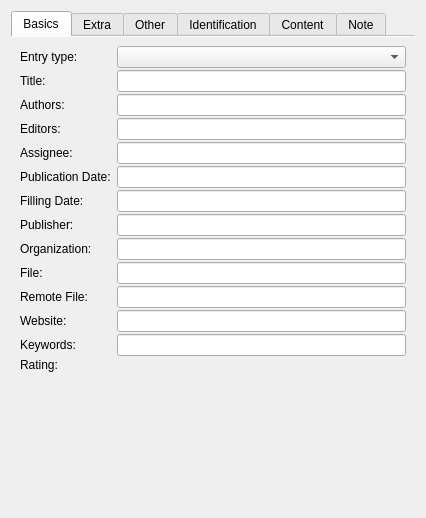
Above: src/mainui/sidebar/publicationwidget.ui from KDE/conquirere before the change. Below: the same form after it.
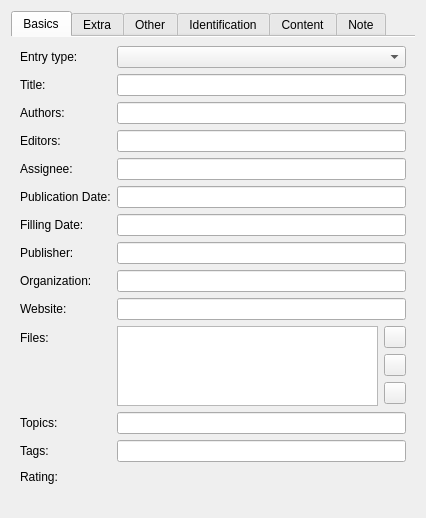
That is the form after the change. Custom widgets are drawn as their Qt base class.

Diff of the .ui file:
```diff
--- a/src/mainui/sidebar/publicationwidget.ui
+++ b/src/mainui/sidebar/publicationwidget.ui
@@ -26,17 +26,20 @@
       <attribute name="title">
        <string>Basics</string>
       </attribute>
+      <layout class="QVBoxLayout" name="verticalLayout_5">
+       <item>
       <layout class="QFormLayout" name="formLayout_3">
-       <property name="fieldGrowthPolicy">
-        <enum>QFormLayout::ExpandingFieldsGrow</enum>
-       </property>
-       <property name="horizontalSpacing">
-        <number>-1</number>
-       </property>
-       <property name="verticalSpacing">
-        <number>2</number>
-       </property>
-       <item row="0" column="0">
+         <item row="1" column="1">
+          <widget class="KComboBox" name="editEntryType">
+           <property name="sizePolicy">
+            <sizepolicy hsizetype="MinimumExpanding" vsizetype="Fixed">
+             <horstretch>0</horstretch>
+             <verstretch>0</verstretch>
+            </sizepolicy>
+           </property>
+          </widget>
+         </item>
+         <item row="1" column="0">
         <widget class="QLabel" name="label_2">
          <property name="text">
           <string>Entry type:</string>
@@ -46,17 +49,10 @@
          </property>
         </widget>
        </item>
-       <item row="0" column="1">
-        <widget class="KComboBox" name="editEntryType">
-         <property name="sizePolicy">
-          <sizepolicy hsizetype="MinimumExpanding" vsizetype="Fixed">
-           <horstretch>0</horstretch>
-           <verstretch>0</verstretch>
-          </sizepolicy>
-         </property>
-        </widget>
-       </item>
-       <item row="3" column="0">
+         <item row="2" column="1">
+          <widget class="StringEdit" name="editTitle"/>
+         </item>
+         <item row="2" column="0">
         <widget class="QLabel" name="labelTitle">
          <property name="text">
           <string>Title:</string>
@@ -67,9 +63,9 @@
         </widget>
        </item>
        <item row="3" column="1">
-        <widget class="StringEdit" name="editTitle"/>
-       </item>
-       <item row="5" column="0">
+          <widget class="ContactEdit" name="editAuthors"/>
+         </item>
+         <item row="3" column="0">
         <widget class="QLabel" name="labelAuthors">
          <property name="text">
           <string>Authors:</string>
@@ -79,10 +75,10 @@
          </property>
         </widget>
        </item>
-       <item row="5" column="1">
-        <widget class="ContactEdit" name="editAuthors"/>
-       </item>
-       <item row="7" column="0">
+         <item row="4" column="1">
+          <widget class="ContactEdit" name="editEditor"/>
+         </item>
+         <item row="4" column="0">
         <widget class="QLabel" name="labelEditors">
          <property name="text">
           <string>Editors:</string>
@@ -92,10 +88,10 @@
          </property>
         </widget>
        </item>
-       <item row="7" column="1">
-        <widget class="ContactEdit" name="editEditor"/>
-       </item>
-       <item row="8" column="0">
+         <item row="5" column="1">
+          <widget class="ContactEdit" name="editAssignee"/>
+         </item>
+         <item row="5" column="0">
         <widget class="QLabel" name="label_3">
          <property name="text">
           <string>Assignee:</string>
@@ -105,10 +101,10 @@
          </property>
         </widget>
        </item>
-       <item row="8" column="1">
-        <widget class="ContactEdit" name="editAssignee"/>
-       </item>
-       <item row="9" column="0">
+         <item row="6" column="1">
+          <widget class="DateEdit" name="editDate"/>
+         </item>
+         <item row="6" column="0">
         <widget class="QLabel" name="labelPublicationDate">
          <property name="text">
           <string>Publication Date:</string>
@@ -118,10 +114,10 @@
          </property>
         </widget>
        </item>
-       <item row="9" column="1">
-        <widget class="DateEdit" name="editDate"/>
-       </item>
-       <item row="10" column="0">
+         <item row="7" column="1">
+          <widget class="DateEdit" name="editFilingDate"/>
+         </item>
+         <item row="7" column="0">
         <widget class="QLabel" name="labelFillingDate">
          <property name="text">
           <string>Filling Date:</string>
@@ -131,10 +127,10 @@
          </property>
         </widget>
        </item>
-       <item row="10" column="1">
-        <widget class="DateEdit" name="editFilingDate"/>
-       </item>
-       <item row="11" column="0">
+         <item row="8" column="1">
+          <widget class="ContactEdit" name="editPublisher"/>
+         </item>
+         <item row="8" column="0">
         <widget class="QLabel" name="labelPublisher">
          <property name="text">
           <string>Publisher:</string>
@@ -144,10 +140,10 @@
          </property>
         </widget>
        </item>
-       <item row="11" column="1">
-        <widget class="ContactEdit" name="editPublisher"/>
-       </item>
-       <item row="14" column="0">
+         <item row="9" column="1">
+          <widget class="OrganizationEdit" name="editOrganization"/>
+         </item>
+         <item row="9" column="0">
         <widget class="QLabel" name="labelOrganization">
          <property name="text">
           <string>Organization:</string>
@@ -157,36 +153,10 @@
          </property>
         </widget>
        </item>
-       <item row="14" column="1">
-        <widget class="OrganizationEdit" name="editOrganization"/>
-       </item>
-       <item row="18" column="0">
-        <widget class="QLabel" name="labelFile">
-         <property name="text">
-          <string>File:</string>
-         </property>
-         <property name="buddy">
-          <cstring>editFileObject</cstring>
-         </property>
-        </widget>
-       </item>
-       <item row="18" column="1">
-        <widget class="FileObjectEdit" name="editFileObject"/>
-       </item>
-       <item row="20" column="0">
-        <widget class="QLabel" name="labelRemoteFile">
-         <property name="text">
-          <string>Remote File:</string>
-         </property>
-         <property name="buddy">
-          <cstring>editRemoteObject</cstring>
-         </property>
-        </widget>
-       </item>
-       <item row="20" column="1">
-        <widget class="FileObjectEdit" name="editRemoteObject"/>
-       </item>
-       <item row="21" column="0">
+         <item row="10" column="1">
+          <widget class="FileObjectEdit" name="editWebObject"/>
+         </item>
+         <item row="10" column="0">
         <widget class="QLabel" name="labelWebsite">
          <property name="text">
           <string>Website:</string>
@@ -196,31 +166,143 @@
          </property>
         </widget>
        </item>
-       <item row="21" column="1">
-        <widget class="FileObjectEdit" name="editWebObject"/>
-       </item>
-       <item row="22" column="0">
+         <item row="11" column="1">
+          <layout class="QHBoxLayout" name="horizontalLayout">
+           <item>
+            <widget class="KListWidget" name="fileListWidget">
+             <property name="minimumSize">
+              <size>
+               <width>0</width>
+               <height>80</height>
+              </size>
+             </property>
+             <property name="maximumSize">
+              <size>
+               <width>16777215</width>
+               <height>80</height>
+              </size>
+             </property>
+             <property name="showDropIndicator" stdset="0">
+              <bool>false</bool>
+             </property>
+             <property name="alternatingRowColors">
+              <bool>true</bool>
+             </property>
+            </widget>
+           </item>
+           <item>
+            <layout class="QVBoxLayout" name="verticalLayout_4">
+             <property name="spacing">
+              <number>-1</number>
+             </property>
+             <item>
+              <widget class="QPushButton" name="fileAdd">
+               <property name="maximumSize">
+                <size>
+                 <width>22</width>
+                 <height>22</height>
+                </size>
+               </property>
+               <property name="text">
+                <string notr="true"/>
+               </property>
+               <property name="iconSize">
+                <size>
+                 <width>22</width>
+                 <height>22</height>
+                </size>
+               </property>
+              </widget>
+             </item>
+             <item>
+              <widget class="QPushButton" name="fileEdit">
+               <property name="minimumSize">
+                <size>
+                 <width>22</width>
+                 <height>22</height>
+                </size>
+               </property>
+               <property name="maximumSize">
+                <size>
+                 <width>22</width>
+                 <height>22</height>
+                </size>
+               </property>
+               <property name="text">
+                <string notr="true"/>
+               </property>
+               <property name="iconSize">
+                <size>
+                 <width>22</width>
+                 <height>22</height>
+                </size>
+               </property>
+              </widget>
+             </item>
+             <item>
+              <widget class="QPushButton" name="fileRemove">
+               <property name="maximumSize">
+                <size>
+                 <width>22</width>
+                 <height>22</height>
+                </size>
+               </property>
+               <property name="text">
+                <string notr="true"/>
+               </property>
+               <property name="iconSize">
+                <size>
+                 <width>22</width>
+                 <height>22</height>
+                </size>
+               </property>
+              </widget>
+             </item>
+            </layout>
+           </item>
+          </layout>
+         </item>
+         <item row="11" column="0">
+          <widget class="QLabel" name="label_24">
+           <property name="text">
+            <string>Files:</string>
+           </property>
+          </widget>
+         </item>
+         <item row="12" column="1">
+          <widget class="TagEdit" name="editTopics"/>
+         </item>
+         <item row="12" column="0">
         <widget class="QLabel" name="labelKeywords">
          <property name="text">
-          <string>Keywords:</string>
+            <string>Topics:</string>
          </property>
          <property name="buddy">
           <cstring>editKeywords</cstring>
          </property>
         </widget>
        </item>
-       <item row="22" column="1">
-        <widget class="TagEdit" name="editKeywords"/>
-       </item>
-       <item row="23" column="0">
+         <item row="13" column="1">
+          <widget class="TagEdit" name="editTags"/>
+         </item>
+         <item row="13" column="0">
+          <widget class="QLabel" name="label">
+           <property name="text">
+            <string>Tags:</string>
+           </property>
+          </widget>
+         </item>
+         <item row="14" column="1">
+          <widget class="KRatingWidget" name="editRating"/>
+         </item>
+         <item row="14" column="0">
         <widget class="QLabel" name="labelRating">
          <property name="text">
           <string>Rating:</string>
          </property>
         </widget>
        </item>
-       <item row="23" column="1">
-        <widget class="KRatingWidget" name="editRating"/>
+        </layout>
        </item>
       </layout>
       <zorder>label_2</zorder>
@@ -817,26 +899,6 @@
        <string>Note</string>
       </attribute>
       <layout class="QVBoxLayout" name="verticalLayout">
-       <item>
-        <widget class="QLabel" name="label">
-         <property name="text">
-          <string>Note:</string>
-         </property>
-         <property name="buddy">
-          <cstring>editNote</cstring>
-         </property>
-        </widget>
-       </item>
-       <item>
-        <widget class="QPlainTextEdit" name="editNote"/>
-       </item>
-       <item>
-        <widget class="QDialogButtonBox" name="noteButtonBox">
-         <property name="standardButtons">
-          <set>QDialogButtonBox::Discard|QDialogButtonBox::Save</set>
-         </property>
-        </widget>
-       </item>
        <item>
         <widget class="QLabel" name="label_15">
          <property name="text">
@@ -872,6 +934,16 @@
    <extends>QComboBox</extends>
    <header>kcombobox.h</header>
   </customwidget>
+  <customwidget>
+   <class>KLineEdit</class>
+   <extends>QLineEdit</extends>
+   <header>klineedit.h</header>
+  </customwidget>
+  <customwidget>
+   <class>KListWidget</class>
+   <extends>QListWidget</extends>
+   <header>klistwidget.h</header>
+  </customwidget>
   <customwidget>
    <class>KRatingWidget</class>
    <extends>QFrame</extends>
@@ -892,9 +964,15 @@
    <header>sidebar/listpartswidget.h</header>
    <container>1</container>
   </customwidget>
+  <customwidget>
+   <class>ListAnnotationsWidget</class>
+   <extends>QWidget</extends>
+   <header>sidebar/listannotationswidget.h</header>
+   <container>1</container>
+  </customwidget>
   <customwidget>
    <class>ContactEdit</class>
-   <extends>QLineEdit</extends>
+   <extends>KLineEdit</extends>
    <header>propertywidgets/contactedit.h</header>
    <slots>
     <signal>widgetEnabled(bool)</signal>
@@ -902,6 +980,15 @@
     <signal>widgetHidden(bool)</signal>
    </slots>
   </customwidget>
+  <customwidget>
+   <class>TagEdit</class>
+   <extends>QLineEdit</extends>
+   <header>propertywidgets/tagedit.h</header>
+   <slots>
+    <signal>widgetEnabled(bool)</signal>
+    <signal>widgetShown(bool)</signal>
+   </slots>
+  </customwidget>
   <customwidget>
    <class>SeriesEdit</class>
    <extends>QLineEdit</extends>
@@ -941,15 +1028,6 @@
    <extends>QLineEdit</extends>
    <header>propertywidgets/issnedit.h</header>
   </customwidget>
-  <customwidget>
-   <class>TagEdit</class>
-   <extends>QLineEdit</extends>
-   <header>propertywidgets/tagedit.h</header>
-   <slots>
-    <signal>widgetEnabled(bool)</signal>
-    <signal>widgetShown(bool)</signal>
-   </slots>
-  </customwidget>
   <customwidget>
    <class>DateEdit</class>
    <extends>QLineEdit</extends>
@@ -977,12 +1055,6 @@
    <extends>QLineEdit</extends>
    <header>propertywidgets/codeoflawedit.h</header>
   </customwidget>
-  <customwidget>
-   <class>ListAnnotationsWidget</class>
-   <extends>QWidget</extends>
-   <header>sidebar/listannotationswidget.h</header>
-   <container>1</container>
-  </customwidget>
   <customwidget>
    <class>ListCitedSources</class>
    <extends>QWidget</extends>
```
Left out of the diff: 108 changed lines with no effect on the pictures. Lines whose indentation alone changed are shown as unchanged.
